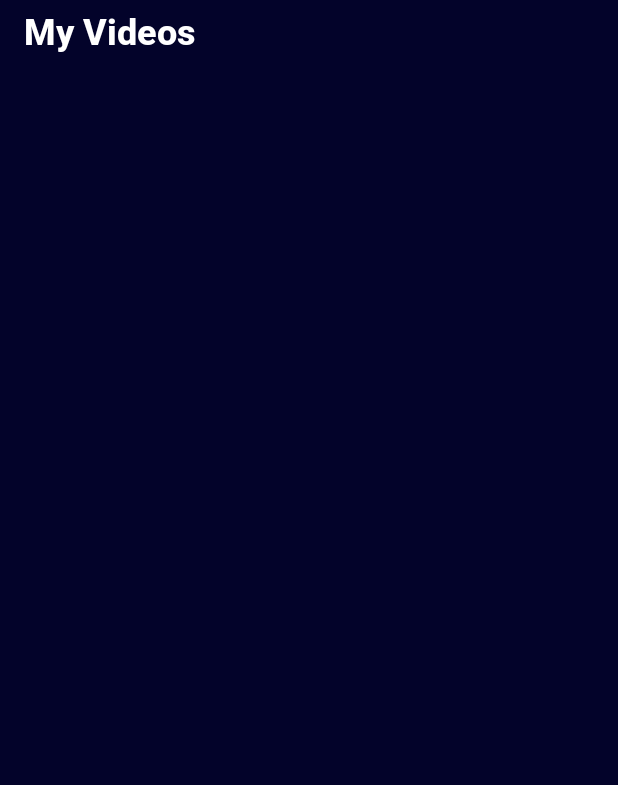
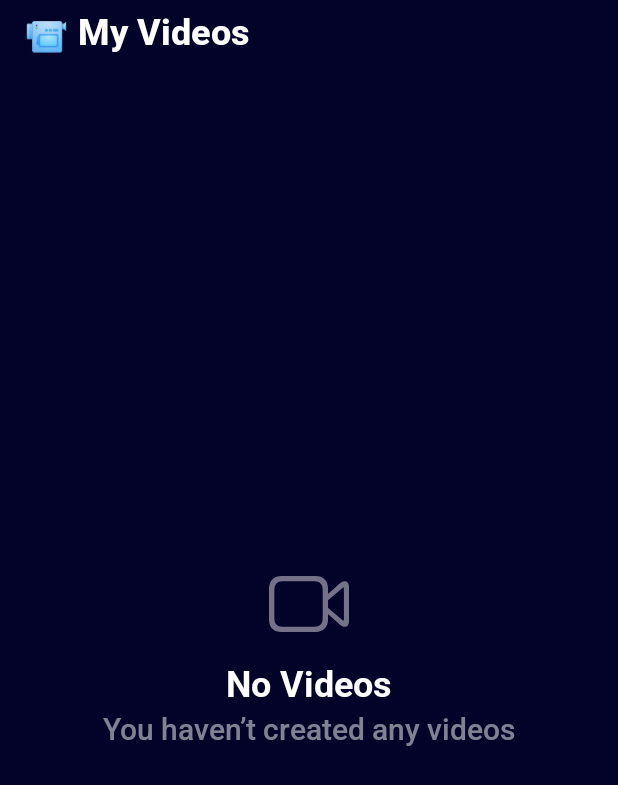
Before and after one commit to muratov-dev/HumanAIProject, an Android app built with Jetpack Compose: the composable VideosContent shown on its own in the app's theme, on a phone screen of 412 x 824 dp. Shown: the top 785 px of the screen. Run offline under Robolectric (Android 15) with nearby library versions, the phone set to English and light mode, and no system bars; network calls fail; pictures from the network do not load.

Commit message:
feat: Implement My Videos screen UI

```diff
--- a/app/src/main/java/me/yeahapps/talkingphoto/feature/videos/ui/screen/VideosScreen.kt
+++ b/app/src/main/java/me/yeahapps/talkingphoto/feature/videos/ui/screen/VideosScreen.kt
@@ -2,32 +2,43 @@ package me.yeahapps.talkingphoto.feature.videos.ui.screen
 
 import androidx.compose.foundation.background
 import androidx.compose.foundation.clickable
+import androidx.compose.foundation.layout.Arrangement
 import androidx.compose.foundation.layout.Box
+import androidx.compose.foundation.layout.Column
 import androidx.compose.foundation.layout.PaddingValues
+import androidx.compose.foundation.layout.Row
+import androidx.compose.foundation.layout.Spacer
 import androidx.compose.foundation.layout.aspectRatio
+import androidx.compose.foundation.layout.fillMaxHeight
 import androidx.compose.foundation.layout.fillMaxSize
+import androidx.compose.foundation.layout.fillMaxWidth
 import androidx.compose.foundation.layout.padding
 import androidx.compose.foundation.layout.size
 import androidx.compose.foundation.lazy.grid.GridCells
 import androidx.compose.foundation.lazy.grid.LazyVerticalGrid
 import androidx.compose.foundation.lazy.grid.items
-import androidx.compose.foundation.shape.CircleShape
 import androidx.compose.foundation.shape.RoundedCornerShape
 import androidx.compose.material3.Icon
 import androidx.compose.material3.Scaffold
+import androidx.compose.material3.Text
 import androidx.compose.runtime.Composable
 import androidx.compose.runtime.getValue
 import androidx.compose.runtime.remember
 import androidx.compose.ui.Alignment
 import androidx.compose.ui.Modifier
+import androidx.compose.ui.draw.alpha
 import androidx.compose.ui.draw.clip
+import androidx.compose.ui.draw.drawWithCache
+import androidx.compose.ui.graphics.Brush
 import androidx.compose.ui.graphics.Color
 import androidx.compose.ui.graphics.vector.ImageVector
+import androidx.compose.ui.layout.ContentScale
 import androidx.compose.ui.res.stringResource
 import androidx.compose.ui.res.vectorResource
 import androidx.compose.ui.unit.dp
 import androidx.hilt.navigation.compose.hiltViewModel
 import androidx.lifecycle.compose.collectAsStateWithLifecycle
+import coil.compose.SubcomposeAsyncImage
 import me.yeahapps.talkingphoto.R
 import me.yeahapps.talkingphoto.core.ui.component.topbar.HumanAIPrimaryTopBar
 import me.yeahapps.talkingphoto.core.ui.theme.HumanAITheme
@@ -57,20 +68,51 @@ private fun VideosContent(
     modifier: Modifier = Modifier, state: VideosState = VideosState(), onEvent: (VideosEvent) -> Unit = {}
 ) {
     Scaffold(modifier = modifier, topBar = {
-        HumanAIPrimaryTopBar(title = stringResource(R.string.videos_label))
+        HumanAIPrimaryTopBar(title = stringResource(R.string.videos_headline))
     }) { innerPadding ->
+        if (state.videosList.isEmpty()) {
+            Column(
+                modifier = Modifier
+                    .fillMaxSize()
+                    .padding(top = innerPadding.calculateTopPadding(), start = 16.dp, end = 16.dp),
+                verticalArrangement = Arrangement.Center,
+                horizontalAlignment = Alignment.CenterHorizontally
+            ) {
+                Icon(
+                    imageVector = ImageVector.vectorResource(R.drawable.ic_videos_selected),
+                    contentDescription = null,
+                    modifier = Modifier
+                        .size(64.dp)
+                        .alpha(0.5f)
+                )
+                Spacer(Modifier.size(8.dp))
+                Text(
+                    text = stringResource(R.string.videos_empty_label),
+                    color = HumanAITheme.colors.textPrimary,
+                    style = HumanAITheme.typography.headlineBold
+                )
+                Spacer(Modifier.size(4.dp))
+                Text(
+                    text = stringResource(R.string.videos_empty_description),
+                    color = HumanAITheme.colors.textPrimary,
+                    style = HumanAITheme.typography.titleMedium,
+                    modifier = Modifier.alpha(0.5f)
+                )
+            }
+        } else {
             LazyVerticalGrid(
                 columns = GridCells.Fixed(2),
                 modifier = Modifier
                     .fillMaxSize()
                     .padding(top = innerPadding.calculateTopPadding(), start = 16.dp, end = 16.dp),
                 contentPadding = PaddingValues(vertical = 16.dp),
-            horizontalArrangement = androidx.compose.foundation.layout.Arrangement.spacedBy(8.dp),
-            verticalArrangement = androidx.compose.foundation.layout.Arrangement.spacedBy(8.dp)
+                horizontalArrangement = Arrangement.spacedBy(8.dp),
+                verticalArrangement = Arrangement.spacedBy(8.dp)
             ) {
                 items(state.videosList) { video ->
                     UploadedPhotoCard(
                         videoInfo = video, onClick = { onEvent(VideosEvent.NavigateToVideoInfo(video.id.toLong())) })
+                }
             }
         }
     }
@@ -85,19 +127,38 @@ fun UploadedPhotoCard(modifier: Modifier = Modifier, videoInfo: VideoModel, onCl
             .background(color = Color(0xFF131238))
             .clickable(onClick = onClick), contentAlignment = Alignment.Center
     ) {
+        SubcomposeAsyncImage(
+            model = videoInfo.imageUrl,
+            contentDescription = null,
+            modifier = Modifier.matchParentSize(),
+            contentScale = ContentScale.Crop
+        )
         Box(
             modifier = Modifier
-                .size(64.dp)
-                .background(color = Color(0xFF7C8099), shape = CircleShape),
-            contentAlignment = Alignment.Center
+                .fillMaxHeight(0.5f)
+                .fillMaxWidth()
+                .align(Alignment.BottomCenter)
+                .drawWithCache {
+                    val gradient = Brush.verticalGradient(colors = listOf(Color(0x00040401), Color(0xCC040401)))
+                    onDrawBehind {
+                        drawRect(brush = gradient)
+                    }
+                })
+        Row(
+            modifier
+                .fillMaxWidth()
+                .padding(8.dp)
+                .align(Alignment.BottomCenter),
+            verticalAlignment = Alignment.CenterVertically
         ) {
+            Text(
+                text = videoInfo.title, style = HumanAITheme.typography.labelMedium, modifier = Modifier.weight(1f)
+            )
+            Spacer(Modifier.size(8.dp))
             Icon(
-                imageVector = ImageVector.vectorResource(R.drawable.ic_add),
-                tint = HumanAITheme.colors.backgroundPrimary,
+                imageVector = ImageVector.vectorResource(R.drawable.ic_play),
                 contentDescription = null,
-                modifier = Modifier
-                    .padding(8.dp)
-                    .matchParentSize()
+                modifier = Modifier.size(32.dp)
             )
         }
     }
--- a/app/src/main/res/values/strings.xml
+++ b/app/src/main/res/values/strings.xml
@@ -46,6 +46,8 @@
     <!--  My Videos -->
     <string name="videos_label">My Videos</string>
     <string name="videos_headline">📹 My Videos</string>
+    <string name="videos_empty_label">No Videos</string>
+    <string name="videos_empty_description">You haven’t created any videos</string>
     <!--  Settings  -->
     <string name="settings_label">Settings</string>
     <string name="settings_headline">⚙️ Settings</string>
```
Lines whose indentation alone changed are shown as unchanged.
